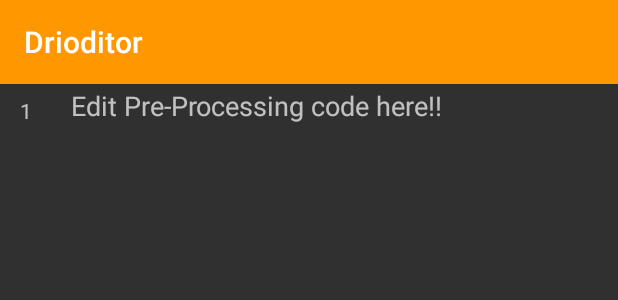
After one commit to mayankmahavar111/Drioditor, an Android app: the layout activity_ml_code.xml on its own in the app's theme, with its tools: preview values and no code run, on a phone screen of 412 x 824 dp. The commit adds this screen. Shown: the top 300 px of the screen. Run offline under Robolectric (Android 15) with nearby library versions, the light colour scheme and no system bars.

Commit message:
manohar
ml_page

```diff
--- a/Drioditor/app/build.gradle
+++ b/Drioditor/app/build.gradle
@@ -23,6 +23,7 @@ dependencies {
     implementation 'com.android.support:appcompat-v7:27.1.1'
     implementation 'com.android.support:recyclerview-v7:27.1.1'
     implementation 'com.android.support:design:27.1.1'
+    implementation 'com.android.support.constraint:constraint-layout:1.1.3'
     testImplementation 'junit:junit:4.12'
     androidTestImplementation 'com.android.support.test:runner:1.0.2'
     androidTestImplementation 'com.android.support.test.espresso:espresso-core:3.0.2'
--- a/Drioditor/app/src/main/AndroidManifest.xml
+++ b/Drioditor/app/src/main/AndroidManifest.xml
@@ -2,7 +2,7 @@
 <manifest xmlns:android="http://schemas.android.com/apk/res/android"
     package="com.example.manohar.drioditor">
 
-    <uses-permission android:name="android.permission.INTERNET"/>
+    <uses-permission android:name="android.permission.INTERNET" />
     <uses-permission android:name="android.permission.ACCESS_NETWORK_STATE" />
     <uses-permission android:name="android.permission.ACCESS_WIFI_STATE" />
 
@@ -23,9 +23,12 @@
                 <category android:name="android.intent.category.LAUNCHER" />
             </intent-filter>
         </activity>
-        <activity android:name=".EditCodeActivity"
-            android:parentActivityName=".MainActivity"
-            />
+        <activity
+            android:name=".EditCodeActivity"
+            android:parentActivityName=".MainActivity" />
+        <activity
+            android:name=".ml_code"
+            android:label="@string/title_activity_ml_code"></activity>
     </application>
 
 </manifest>
--- a/Drioditor/app/src/main/java/com/example/manohar/drioditor/MainActivity.java
+++ b/Drioditor/app/src/main/java/com/example/manohar/drioditor/MainActivity.java
@@ -369,9 +369,11 @@ public class MainActivity extends AppCompatActivity implements CodeEventListener
 
                 builder.setPositiveButton("OK", new DialogInterface.OnClickListener() {
                     public void onClick(DialogInterface dialog, int id) {
+                        /*
                         TextView text_url=(TextView)findViewById(R.id.drive_url);
                         String url=text_url.getText().toString();
-                        Log.i("url",url);
+                        Log.i("url",url);*/
+                        openActivity();
 
                     }
                 });
@@ -396,4 +398,9 @@ public class MainActivity extends AppCompatActivity implements CodeEventListener
         return this;
     }
 
+    public void openActivity(){
+        Intent intent=new Intent(this,ml_code.class);
+        startActivity(intent);
+    }
+
 }
--- /dev/null
+++ b/Drioditor/app/src/main/java/com/example/manohar/drioditor/ml_code.java
@@ -0,0 +1,14 @@
+package com.example.manohar.drioditor;
+
+import android.os.Bundle;
+import android.app.Activity;
+
+public class ml_code extends Activity {
+
+    @Override
+    protected void onCreate(Bundle savedInstanceState) {
+        super.onCreate(savedInstanceState);
+        setContentView(R.layout.activity_ml_code);
+    }
+
+}
--- /dev/null
+++ b/Drioditor/app/src/main/res/layout/activity_ml_code.xml
@@ -0,0 +1,56 @@
+<?xml version="1.0" encoding="utf-8"?>
+<RelativeLayout xmlns:android="http://schemas.android.com/apk/res/android"
+    xmlns:app="http://schemas.android.com/apk/res-auto"
+    xmlns:tools="http://schemas.android.com/tools"
+    android:layout_width="match_parent"
+    android:layout_height="match_parent"
+    tools:context=".EditCodeActivity">
+
+
+    <android.support.v7.widget.Toolbar
+        android:id="@+id/edit_code_activity_toolbar"
+        android:layout_width="match_parent"
+        android:layout_height="wrap_content"
+        android:layout_alignParentStart="true"
+        android:layout_alignParentTop="true"
+        android:background="?attr/colorPrimary"
+        android:minHeight="?attr/actionBarSize"
+        app:title="@string/app_name"
+        android:theme="?attr/actionBarTheme" />
+
+
+    <EditText
+        android:id="@+id/input_code"
+        android:layout_width="353dp"
+        android:layout_height="413dp"
+        android:layout_above="@+id/textView2"
+        android:layout_below="@+id/edit_code_activity_toolbar"
+        android:layout_alignParentStart="true"
+        android:layout_gravity="top"
+        android:layout_marginStart="35dp"
+        android:background="@android:color/transparent"
+        android:layout_marginTop="-2dp"
+        android:textSize="18dp"
+        android:layout_marginBottom="28dp"
+        android:ems="10"
+        android:gravity="top"
+        android:hint="Edit Pre-Processing code here!!"
+        android:inputType="textMultiLine"
+        android:paddingStart="12dp"
+        android:paddingTop="4dp"
+        android:paddingEnd="12dp" />
+
+
+    <TextView
+        android:id="@+id/lineNumber"
+        android:layout_width="35dp"
+        android:layout_height="412dp"
+        android:layout_alignTop="@+id/input_code"
+        android:layout_alignBottom="@+id/input_code"
+        android:gravity="center_horizontal"
+        android:paddingTop="10dp"
+        android:background="@android:color/transparent"
+        android:text="1"
+        android:layout_alignParentStart="true" />
+
+</RelativeLayout>
--- a/Drioditor/app/src/main/res/values/strings.xml
+++ b/Drioditor/app/src/main/res/values/strings.xml
@@ -1,4 +1,5 @@
 <resources>
     <string name="app_name">Drioditor</string>
     <string name="action_settings">Settings</string>
+    <string name="title_activity_ml_code">ml_code</string>
 </resources>
```
